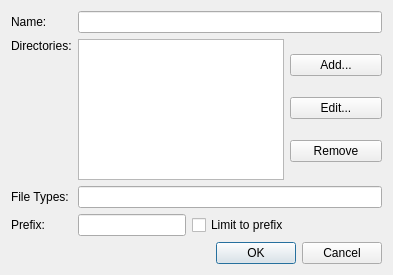
Before: the Qt Designer form src/plugins/locator/directoryfilter.ui in qt-creator/qt-creator, drawn with Qt 5.
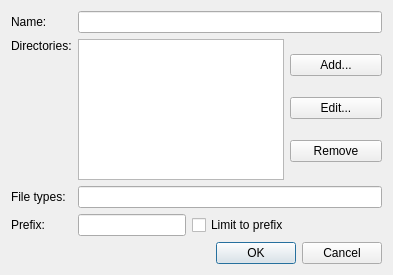
After: the same form once the commit is applied.

The edit to the form file:
```diff
--- a/src/plugins/locator/directoryfilter.ui
+++ b/src/plugins/locator/directoryfilter.ui
@@ -26,7 +26,7 @@
      <item row="2" column="0">
       <widget class="QLabel" name="label_3">
        <property name="text">
-        <string>File Types:</string>
+        <string>File types:</string>
        </property>
       </widget>
      </item>
```
